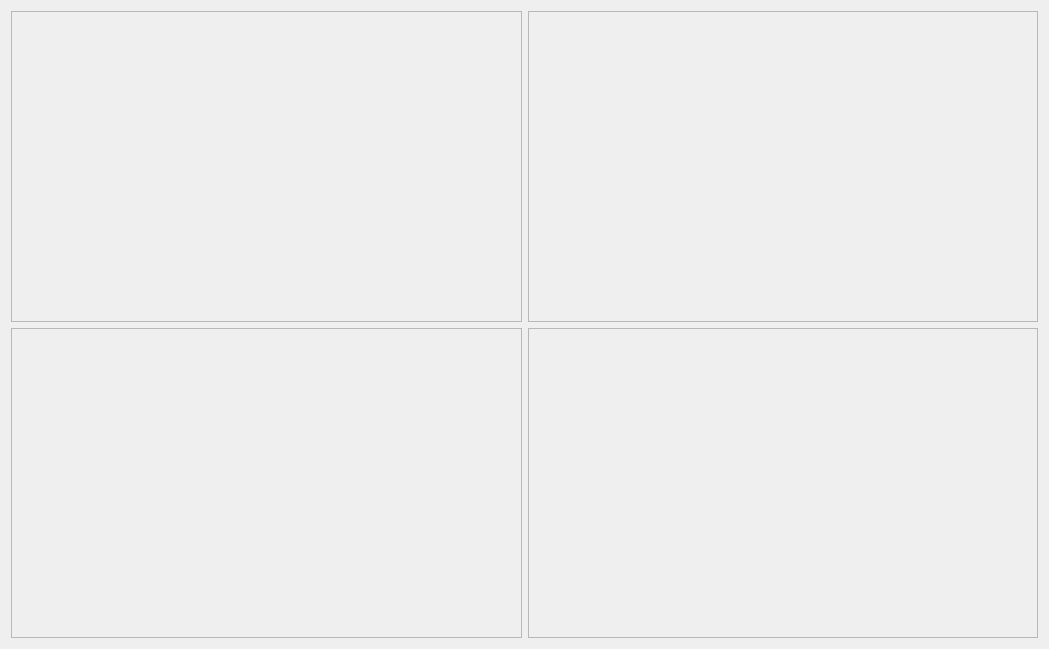
This is software/ddapp/src/app/ddCameraPanel.ui in openhumanoids/oh-distro as Qt 5 draws it before an edit. The edited form follows.
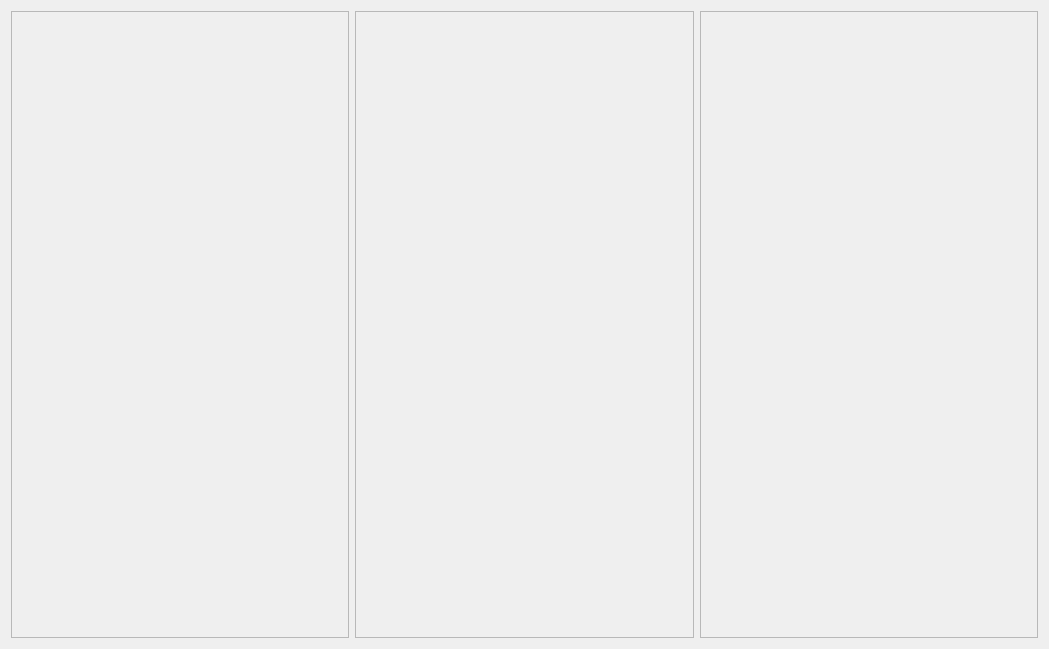
This is the edited form.

Commit message: changed ddCameraPanel.ui to a 3 column layout

Diff of the .ui file:
```diff
--- a/software/ddapp/src/app/ddCameraPanel.ui
+++ b/software/ddapp/src/app/ddCameraPanel.ui
@@ -48,7 +48,7 @@
        </property>
       </widget>
      </item>
-     <item row="1" column="0">
+     <item row="0" column="2">
       <widget class="QFrame" name="frame3">
        <property name="sizePolicy">
         <sizepolicy hsizetype="Expanding" vsizetype="Expanding">
@@ -64,22 +64,6 @@
        </property>
       </widget>
      </item>
-     <item row="1" column="1">
-      <widget class="QFrame" name="frame4">
-       <property name="sizePolicy">
-        <sizepolicy hsizetype="Expanding" vsizetype="Expanding">
-         <horstretch>0</horstretch>
-         <verstretch>0</verstretch>
-        </sizepolicy>
-       </property>
-       <property name="frameShape">
-        <enum>QFrame::StyledPanel</enum>
-       </property>
-       <property name="frameShadow">
-        <enum>QFrame::Raised</enum>
-       </property>
-      </widget>
-     </item>
     </layout>
    </item>
   </layout>
```
The commit also changes 1 other file.
